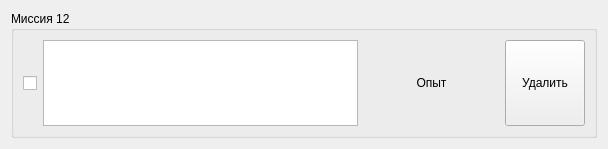
Qt form taskitem.ui (Unisbern/RPG_planner) before a commit.
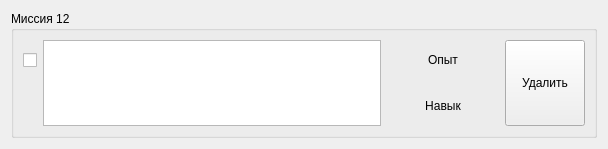
The same form after that commit.

Commit message: Небольшие изменения интерфейса

What changed in the file:
```diff
--- a/taskitem.ui
+++ b/taskitem.ui
@@ -25,17 +25,7 @@
      <property name="title">
       <string>Миссия 12</string>
      </property>
-     <layout class="QGridLayout" name="gridLayout" columnstretch="0,2,12,6,0">
-      <item row="0" column="3">
-       <widget class="QLabel" name="experience">
-        <property name="text">
-         <string>Опыт</string>
-        </property>
-        <property name="alignment">
-         <set>Qt::AlignCenter</set>
-        </property>
-       </widget>
-      </item>
+     <layout class="QGridLayout" name="gridLayout" columnstretch="0,3,1,0">
       <item row="0" column="0">
        <widget class="QCheckBox" name="check">
         <property name="sizePolicy">
@@ -58,20 +48,7 @@
         </property>
        </widget>
       </item>
-      <item row="0" column="4">
-       <widget class="QPushButton" name="buttonDelete">
-        <property name="sizePolicy">
-         <sizepolicy hsizetype="Minimum" vsizetype="Expanding">
-          <horstretch>0</horstretch>
-          <verstretch>0</verstretch>
-         </sizepolicy>
-        </property>
-        <property name="text">
-         <string>Удалить</string>
-        </property>
-       </widget>
-      </item>
-      <item row="0" column="1" colspan="2">
+      <item row="0" column="1" rowspan="2">
        <widget class="QTextEdit" name="name">
         <property name="readOnly">
          <bool>false</bool>
@@ -85,6 +62,39 @@
         </property>
        </widget>
       </item>
+      <item row="0" column="2">
+       <widget class="QLabel" name="experience">
+        <property name="text">
+         <string>Опыт</string>
+        </property>
+        <property name="alignment">
+         <set>Qt::AlignCenter</set>
+        </property>
+       </widget>
+      </item>
+      <item row="1" column="2">
+       <widget class="QLabel" name="labelSkill">
+        <property name="text">
+         <string>Навык</string>
+        </property>
+        <property name="alignment">
+         <set>Qt::AlignCenter</set>
+        </property>
+       </widget>
+      </item>
+      <item row="0" column="3" rowspan="2">
+       <widget class="QPushButton" name="buttonDelete">
+        <property name="sizePolicy">
+         <sizepolicy hsizetype="Minimum" vsizetype="Expanding">
+          <horstretch>0</horstretch>
+          <verstretch>0</verstretch>
+         </sizepolicy>
+        </property>
+        <property name="text">
+         <string>Удалить</string>
+        </property>
+       </widget>
+      </item>
      </layout>
     </widget>
    </item>
```
The commit also changes 4 other files.
